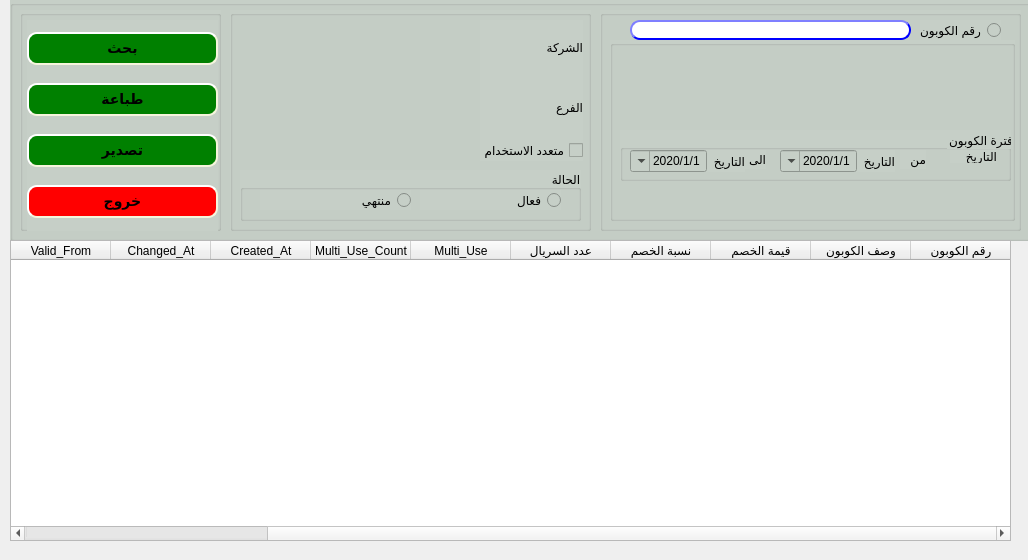
Above: presentation/reports_ui/Coupon_display.ui from shymaa123456/HyperPOS2020 before the change. Below: the same form after it.
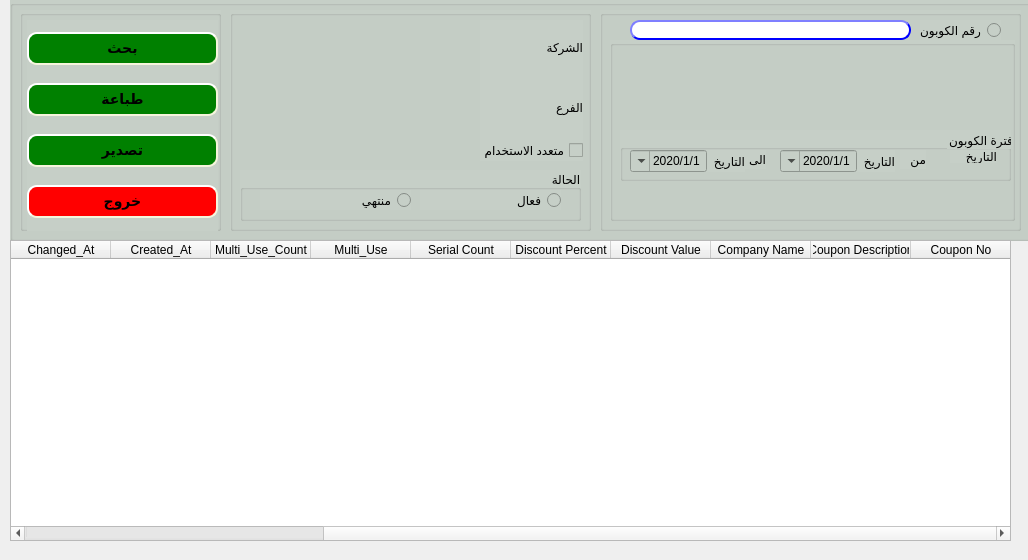
That is the form after the change.

Commit message: finalize Coupon comments

Diff of the .ui file:
```diff
--- a/presentation/reports_ui/Coupon_display.ui
+++ b/presentation/reports_ui/Coupon_display.ui
@@ -612,31 +612,36 @@
        <string notr="true"/>
       </property>
       <property name="columnCount">
-       <number>12</number>
+       <number>13</number>
       </property>
       <column>
        <property name="text">
-        <string>رقم الكوبون</string>
+        <string>Coupon No</string>
        </property>
       </column>
       <column>
        <property name="text">
-        <string>وصف الكوبون</string>
+        <string>Coupon Description</string>
        </property>
       </column>
       <column>
        <property name="text">
-        <string>قيمة الخصم</string>
+        <string>Company Name</string>
        </property>
       </column>
       <column>
        <property name="text">
-        <string>نسبة الخصم</string>
+        <string>Discount Value</string>
        </property>
       </column>
       <column>
        <property name="text">
-        <string>عدد السريال</string>
+        <string>Discount Percent</string>
+       </property>
+      </column>
+      <column>
+       <property name="text">
+        <string>Serial Count</string>
        </property>
       </column>
       <column>
```
The commit also changes 2 other files.
